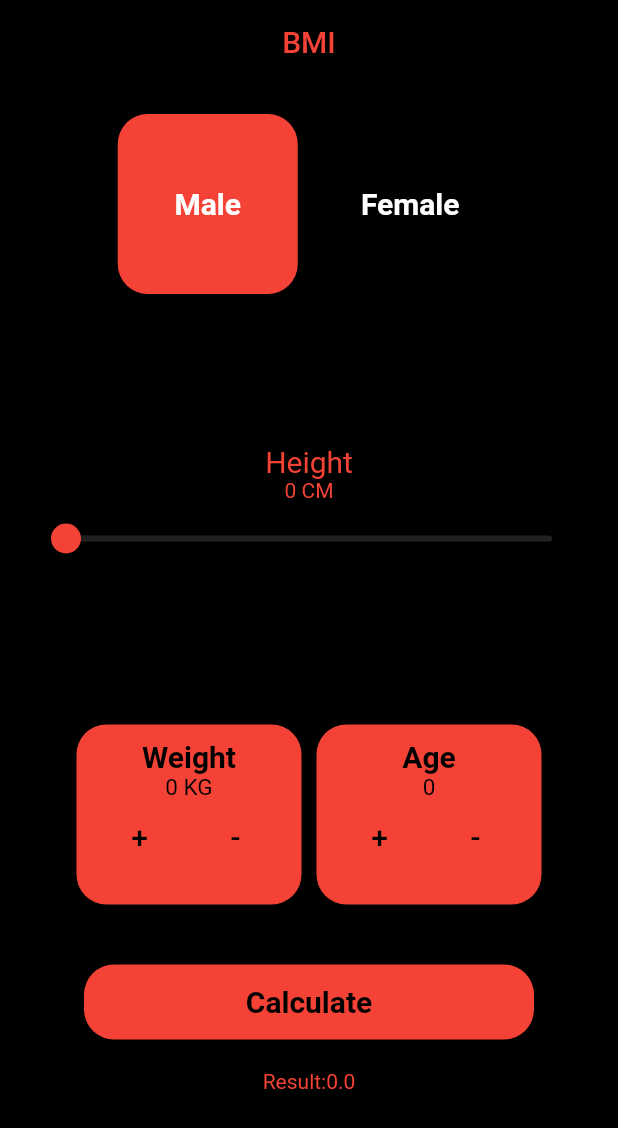
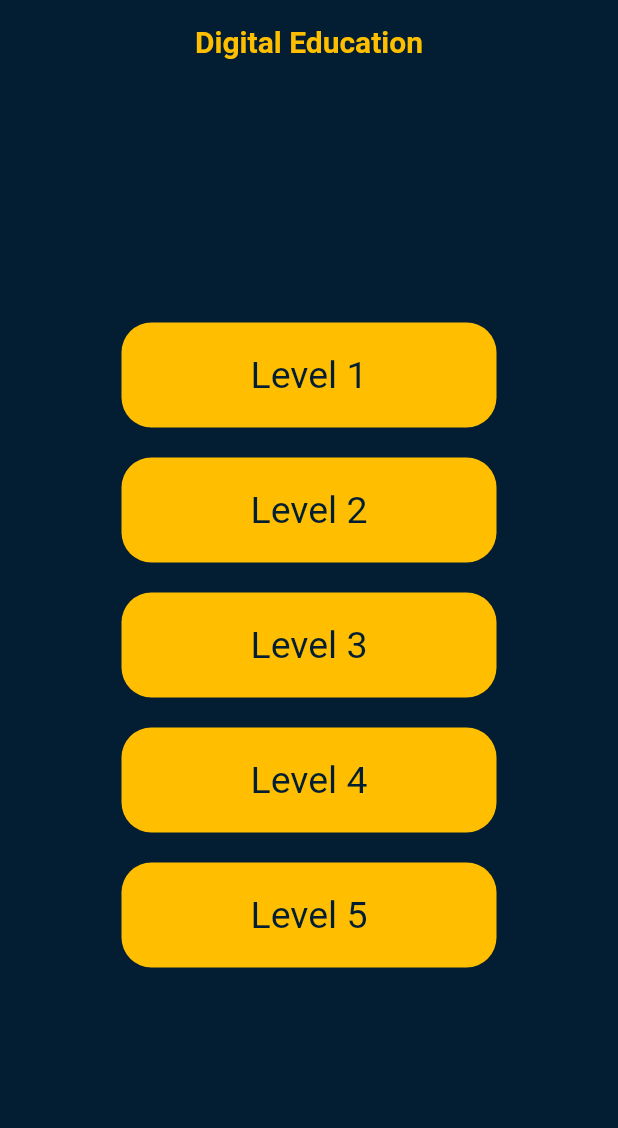
Before and after one commit to ahmedhossam1212/fllutter_course, a Flutter app: the screen it shows after launch, on a phone screen of 412 x 824 dp. Shown: the top 1128 px of the screen. Run offline on Flutter 3.47's test engine with Material 2 defaults, Android fonts, the phone set to English and light mode, and no system bars; our stand-ins replace lottie.

Commit message:
intitial commit

```diff
--- /dev/null
+++ b/lib/e-book/appcolors.dart
@@ -0,0 +1,8 @@
+
+ import 'package:flutter/animation.dart';
+import 'package:flutter/material.dart';
+class AppColors {
+  static Color background = const Color.fromARGB(255, 3, 30, 51);
+  static Color primary = const Color.fromARGB(255, 255, 191, 0);
+  static Color textColor =  Colors.white;
+}
--- /dev/null
+++ b/lib/e-book/screen/levels.dart
@@ -0,0 +1,142 @@
+import 'package:flutter/material.dart';
+import 'package:flutter_course/e-book/appcolors.dart';
+import 'package:flutter_course/e-book/componant.dart';
+import 'package:flutter_course/e-book/screen/mouse.dart';
+
+class LevelsScreen extends StatelessWidget {
+  const LevelsScreen({super.key});
+
+  @override
+  Widget build(BuildContext context) {
+    return Scaffold(
+      backgroundColor: AppColors.background,
+      appBar: AppBar(
+        elevation: 0.0,
+        backgroundColor: AppColors.background,
+        title: Text(
+          "Digital Education",
+          style:
+              TextStyle(color: AppColors.primary, fontWeight: FontWeight.bold),
+        ),
+        centerTitle: true,
+      ),
+      body: Column(
+        mainAxisAlignment: MainAxisAlignment.center,
+        children: [
+          Center(
+            child: InkWell(
+              onTap: () {
+                navigateTo(context, const MouseScreen());
+              },
+              child: Container(
+                width: 250,
+                height: 70,
+                decoration: BoxDecoration(
+                  color: AppColors.primary,
+                  borderRadius: BorderRadius.circular(20),
+                ),
+                child: Center(
+                  child: Text(
+                    "Level 1",
+                    style: TextStyle(color: AppColors.background, fontSize: 25),
+                  ),
+                ),
+              ),
+            ),
+          ),
+          const SizedBox(
+            height: 20,
+          ),
+          Center(
+            child: InkWell(
+              onTap: () {},
+              child: Container(
+                width: 250,
+                height: 70,
+                decoration: BoxDecoration(
+                  color: AppColors.primary,
+                  borderRadius: BorderRadius.circular(20),
+                ),
+                child: Center(
+                  child: Text(
+                    "Level 2",
+                    style: TextStyle(color: AppColors.background, fontSize: 25),
+                  ),
+                ),
+              ),
+            ),
+          ),
+          const SizedBox(
+            height: 20,
+          ),
+          Center(
+            child: InkWell(
+              onTap: () {},
+              child: Container(
+                width: 250,
+                height: 70,
+                decoration: BoxDecoration(
+                  color: AppColors.primary,
+                  borderRadius: BorderRadius.circular(20),
+                ),
+                child: Center(
+                  child: Text(
+                    "Level 3",
+                    style: TextStyle(color: AppColors.background, fontSize: 25),
+                  ),
+                ),
+              ),
+            ),
+          ),
+          const SizedBox(
+            height: 20,
+          ),
+          Center(
+            child: InkWell(
+              onTap: () {},
+              child: Container(
+                width: 250,
+                height: 70,
+                decoration: BoxDecoration(
+                  color: AppColors.primary,
+                  borderRadius: BorderRadius.circular(20),
+                ),
+                child: Center(
+                  child: Text(
+                    "Level 4",
+                    style: TextStyle(color: AppColors.background, fontSize: 25),
+                  ),
+                ),
+              ),
+            ),
+          ),
+          const SizedBox(
+            height: 20,
+          ),
+          Center(
+            child: InkWell(
+              onTap: () {},
+              child: Container(
+                width: 250,
+                height: 70,
+                decoration: BoxDecoration(
+                  color: AppColors.primary,
+                  borderRadius: BorderRadius.circular(20),
+                ),
+                child: Center(
+                  child: Text(
+                    "Level 5",
+                    style: TextStyle(color: AppColors.background, fontSize: 25),
+                  ),
+                ),
+              ),
+            ),
+          ),
+          const SizedBox(
+            height: 20,
+          ),
+        ],
+      ),
+    );
+  }
+}
--- a/lib/main.dart
+++ b/lib/main.dart
@@ -1,5 +1,5 @@
 import 'package:flutter/material.dart';
-import 'package:flutter_course/bmi/bmi.dart';
+import 'package:flutter_course/e-book/screen/levels.dart';
 
 void main() {
   runApp(const MyApp());
@@ -13,7 +13,7 @@ class MyApp extends StatelessWidget {
   Widget build(BuildContext context) {
     return const MaterialApp(
       debugShowCheckedModeBanner: false,
-      home: BmiScreen() ,
+      home: LevelsScreen() ,
 
     );
   }
--- a/pubspec.yaml
+++ b/pubspec.yaml
@@ -36,6 +36,7 @@ dependencies:
   # The following adds the Cupertino Icons font to your application.
   # Use with the CupertinoIcons class for iOS style icons.
   cupertino_icons: ^1.0.2
+  lottie: ^2.1.0
 
 dev_dependencies:
   flutter_test:
```
Also changed, not shown: lib/e-book/componant.dart (added, +32 -0 lines), lib/e-book/screen/mouse.dart (added, +76 -0 lines), pubspec.lock.
